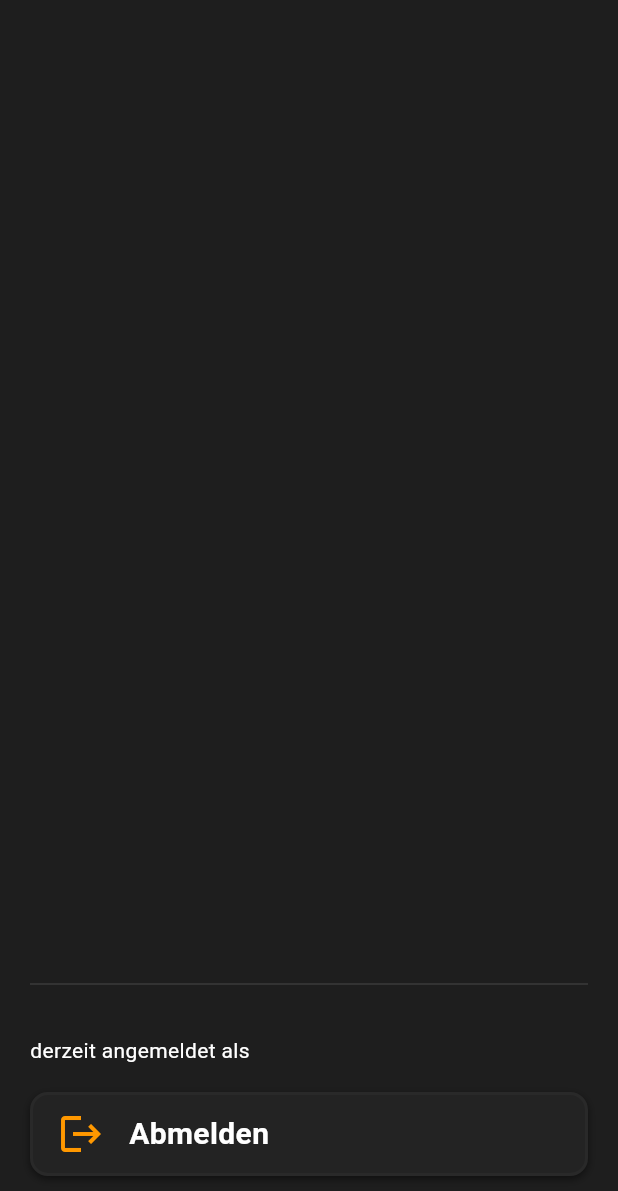
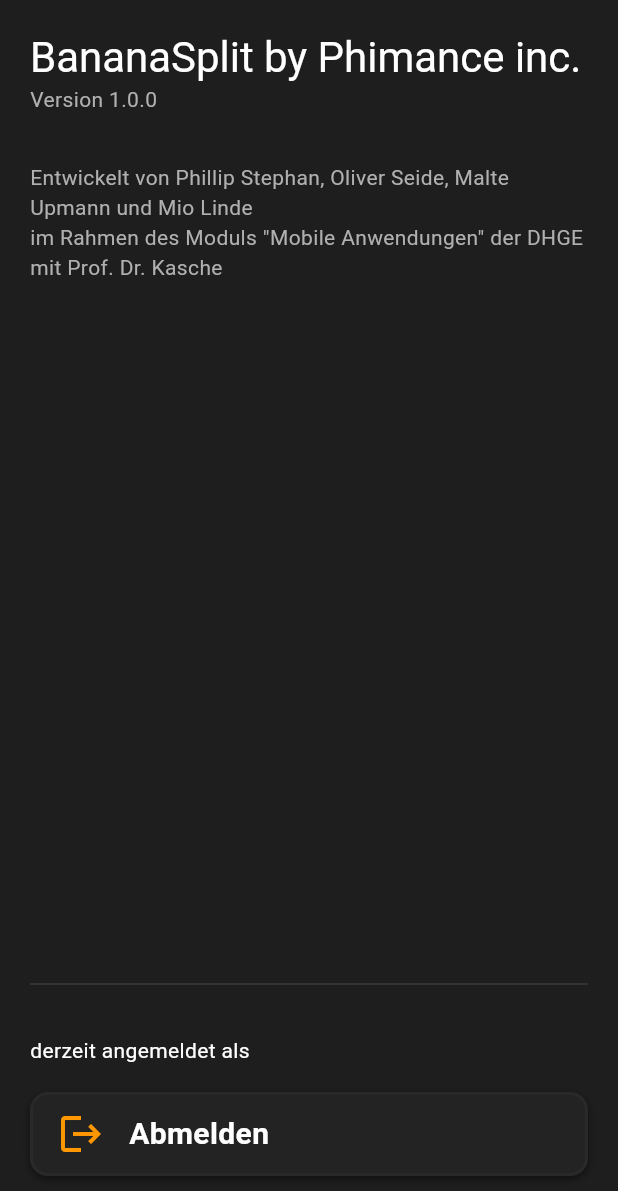
Before and after one commit to Phimance/Reiseplaner-Frontend, a Flutter app: the ProfileScreen screen opened directly, on a phone screen of 412 x 824 dp. Shown: the top 1191 px of the screen. Run offline on Flutter 3.47's test engine with Material 3 defaults, Android fonts, the phone set to English and light mode, and no system bars.

Commit message:
added some content to the last Page

```diff
--- a/lib/view/components/pages/profile_screen.dart
+++ b/lib/view/components/pages/profile_screen.dart
@@ -15,7 +15,12 @@ class ProfileScreen extends StatelessWidget {
       body: Padding(
         padding: const EdgeInsets.all(20.0),
         child: Column(
+          crossAxisAlignment: CrossAxisAlignment.start,
           children: [
+            Text("BananaSplit by Phimance inc.", style: Theme.of(context).textTheme.headlineMedium?.copyWith(fontWeight: FontWeight.normal)),
+            Text("Version 1.0.0", style: Theme.of(context).textTheme.bodyMedium?.copyWith(color: AppColors.textSecondary)),
+            const SizedBox(height: 32),
+            Text("Entwickelt von Phillip Stephan, Oliver Seide, Malte Upmann und Mio Linde \nim Rahmen des Moduls \"Mobile Anwendungen\" der DHGE mit Prof. Dr. Kasche", style: Theme.of(context).textTheme.bodyMedium?.copyWith(color: AppColors.textSecondary)),
             const Spacer(),
             Divider(color: AppColors.divider, thickness: 1),
             const SizedBox(height: 20),
```
